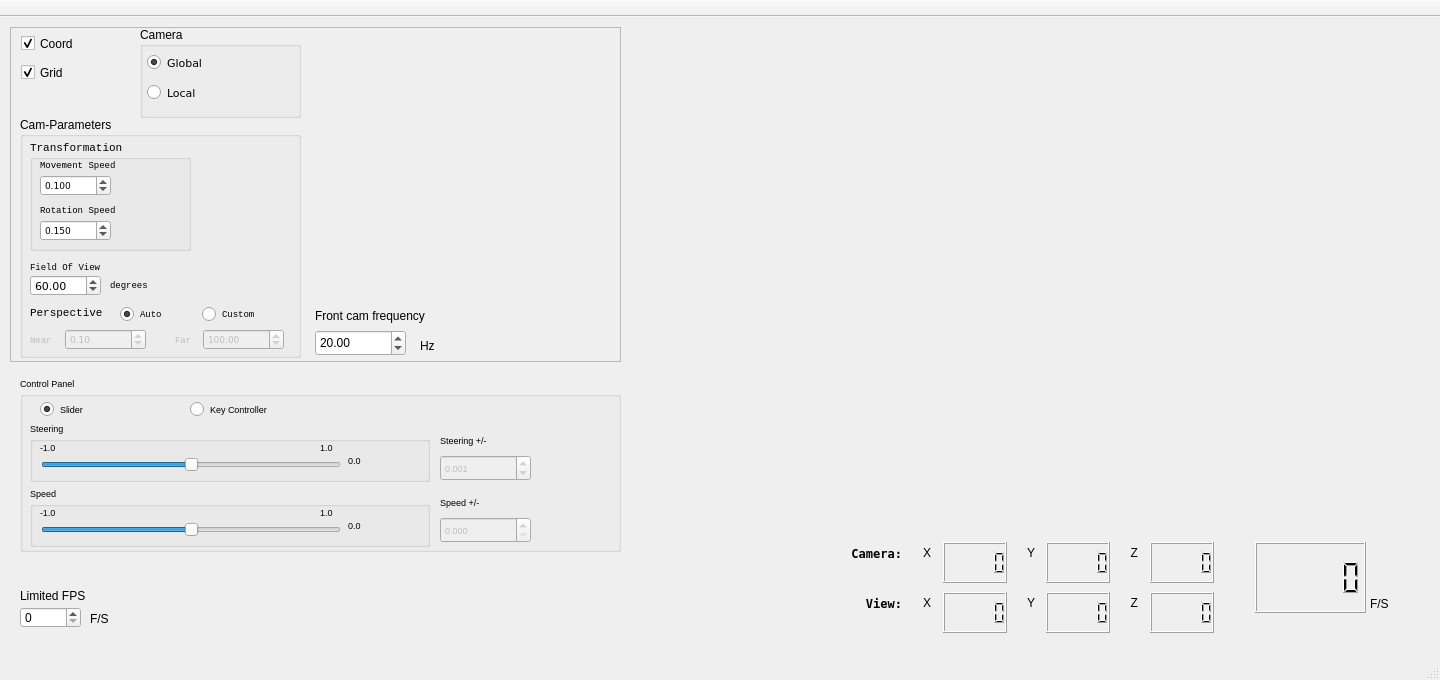
First picture: the form in src/zay_primary_win.ui, repository ChevronOne/zaytuna, before the edit.
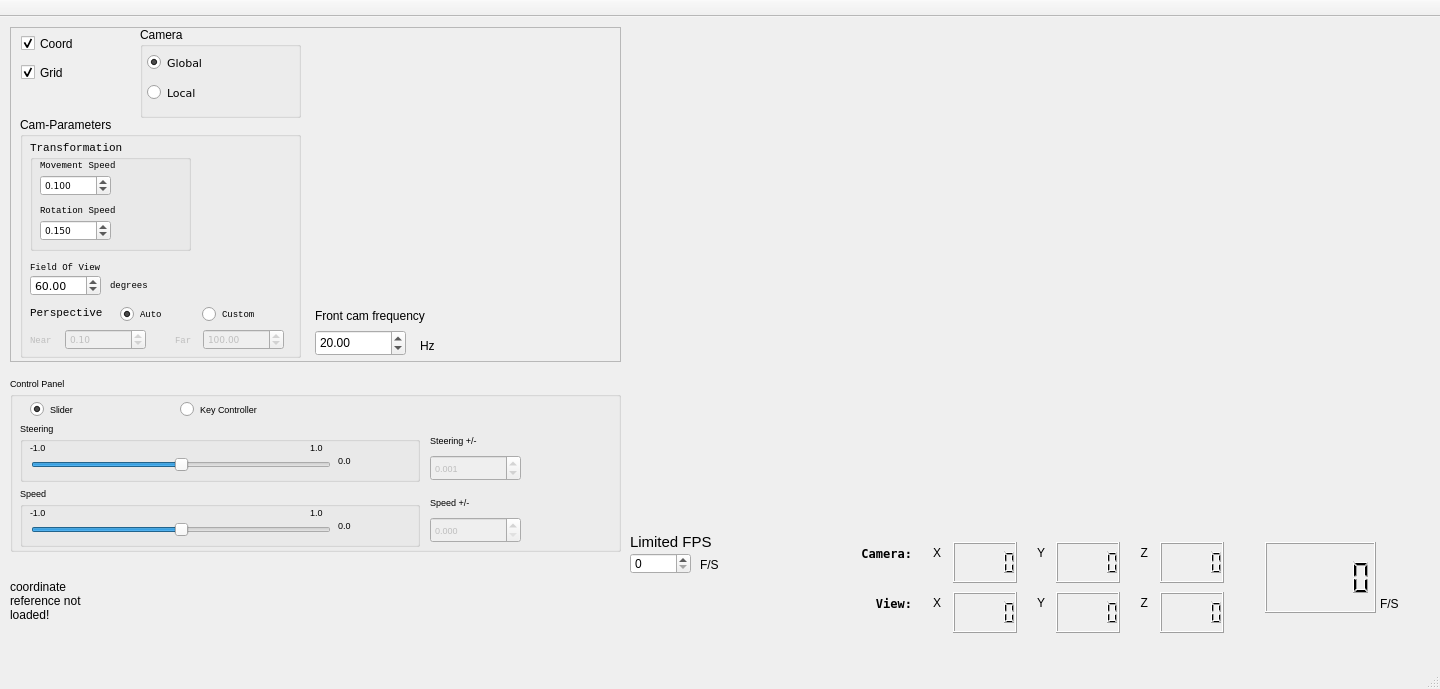
Second picture: the form after the edit.

Commit message: added a ui reference for coordinate system

```diff
--- a/src/zay_primary_win.ui
+++ b/src/zay_primary_win.ui
@@ -10,7 +10,7 @@
     <x>0</x>
     <y>0</y>
     <width>1440</width>
-    <height>680</height>
+    <height>689</height>
    </rect>
   </property>
   <property name="minimumSize">
@@ -590,9 +590,9 @@
    <widget class="QGroupBox" name="groupBox">
     <property name="geometry">
      <rect>
-      <x>20</x>
+      <x>10</x>
       <y>360</y>
-      <width>601</width>
+      <width>611</width>
       <height>175</height>
      </rect>
     </property>
@@ -917,9 +917,9 @@
     </property>
     <property name="geometry">
      <rect>
-      <x>780</x>
+      <x>790</x>
       <y>515</y>
-      <width>651</width>
+      <width>641</width>
       <height>120</height>
      </rect>
     </property>
@@ -1218,8 +1218,8 @@
    <widget class="QSpinBox" name="limited_frames_spinBox">
     <property name="geometry">
      <rect>
-      <x>20</x>
-      <y>590</y>
+      <x>630</x>
+      <y>536</y>
       <width>61</width>
       <height>21</height>
      </rect>
@@ -1234,12 +1234,17 @@
    <widget class="QLabel" name="limited_frames_lab">
     <property name="geometry">
      <rect>
-      <x>20</x>
-      <y>570</y>
-      <width>151</width>
+      <x>630</x>
+      <y>516</y>
+      <width>131</width>
       <height>17</height>
      </rect>
     </property>
+    <property name="font">
+     <font>
+      <pointsize>11</pointsize>
+     </font>
+    </property>
     <property name="text">
      <string>Limited FPS</string>
     </property>
@@ -1247,8 +1252,8 @@
    <widget class="QLabel" name="fpb_lab">
     <property name="geometry">
      <rect>
-      <x>90</x>
-      <y>594</y>
+      <x>700</x>
+      <y>540</y>
       <width>67</width>
       <height>16</height>
      </rect>
@@ -1262,6 +1267,27 @@
      <string>F/S</string>
     </property>
    </widget>
+   <widget class="QLabel" name="coord_ref_lab">
+    <property name="geometry">
+     <rect>
+      <x>10</x>
+      <y>540</y>
+      <width>100</width>
+      <height>88</height>
+     </rect>
+    </property>
+    <property name="font">
+     <font>
+      <pointsize>9</pointsize>
+     </font>
+    </property>
+    <property name="text">
+     <string>coordinate reference not loaded!</string>
+    </property>
+    <property name="wordWrap">
+     <bool>true</bool>
+    </property>
+   </widget>
   </widget>
   <widget class="QMenuBar" name="menuBar">
    <property name="enabled">
```
The commit also changes 3 other files.
